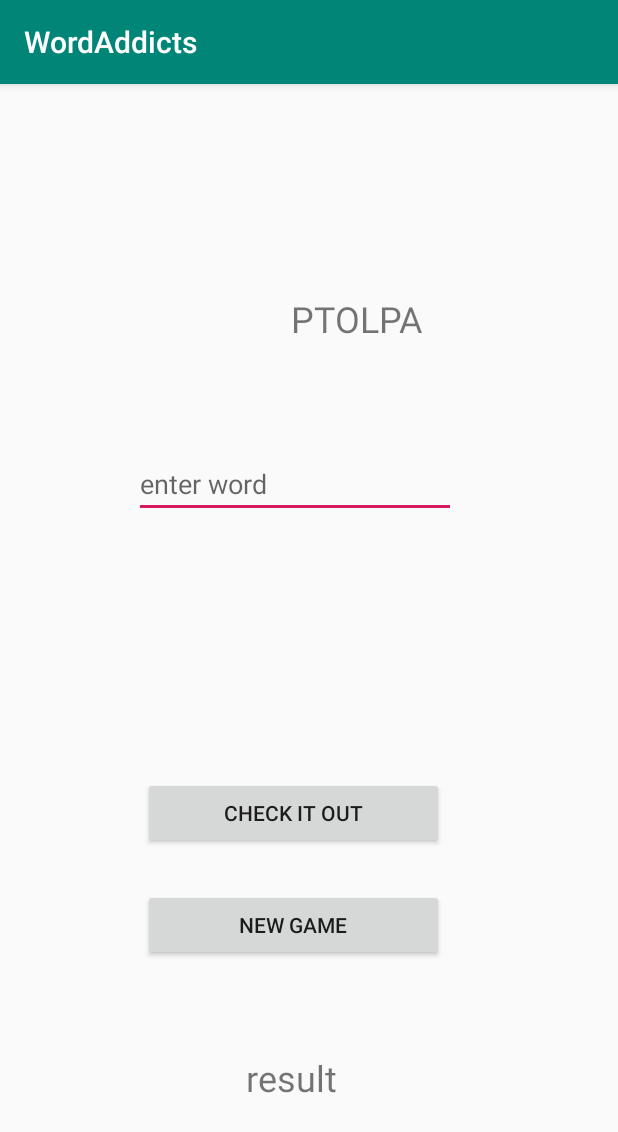
After one commit to TAMMYLE/WordAddicts, an Android app: the MainActivity screen opened directly, with no data from a screen before it, on a phone screen of 412 x 824 dp. The commit adds this screen. Shown: the top 1132 px of the screen. Run offline under Robolectric (Android 15) with nearby library versions, the light colour scheme and no system bars.

Commit message:
basic function to play game

```diff
--- a/app/src/main/AndroidManifest.xml
+++ b/app/src/main/AndroidManifest.xml
@@ -9,6 +9,7 @@
         android:roundIcon="@mipmap/ic_launcher_round"
         android:supportsRtl="true"
         android:theme="@style/AppTheme">
+        <activity android:name=".MainActivity"></activity>
         <activity android:name=".SplashActivity">
             <intent-filter>
                 <action android:name="android.intent.action.MAIN" />
@@ -16,7 +17,7 @@
                 <category android:name="android.intent.category.LAUNCHER" />
             </intent-filter>
         </activity>
-        <activity android:name=".MenuActivity"></activity>
+        <activity android:name=".MenuActivity" />
     </application>
 
 </manifest>
--- /dev/null
+++ b/app/src/main/java/com/example/wordaddicts/MainActivity.java
@@ -0,0 +1,135 @@
+package com.example.wordaddicts;
+
+import android.support.v7.app.AppCompatActivity;
+import android.os.Bundle;
+import android.view.View;
+import android.widget.Button;
+import android.widget.EditText;
+import android.widget.TextView;
+
+import java.util.Random;
+
+public class MainActivity extends AppCompatActivity {
+
+    public static final Random RANDOM = new Random();
+    public static final String[] WORDS = {"LAPTOP", "SUNDAY", "GAME", "MARVELLOUS", "WHITE", "UPDATE", "FLOWER", "HOTEL", "TEACHER", "STRUCTURE", "YOGURT", "WONDER", "HOPE",
+            "BEAUTIFUL", "UNUSUAL", "JUICE", "ORANGE", "STRAWBERRY", "CUP", "POP", "FLOP", "MOP", "UNIQUE"};
+
+
+    /**
+     randomWord:
+
+     function that choose a random word from an array of words above
+
+     Returns:
+     return the pseudorandom word
+
+     */
+    public static String randomWord(){
+        return WORDS[RANDOM.nextInt(WORDS.length)];
+    }
+
+    /**
+     shuffleWord:
+
+     function that shuffles the chosen word
+
+     Parameters:
+
+     word - a string storing a word
+
+     Returns:
+     if word is not empty and the length is not space => converting word to a new character array
+     then, shuffling the word
+
+     */
+
+    private String shuffleWord(String word) {
+        if (word != null && !"".equals(word)){
+            char a[] = word.toCharArray();
+
+            for (int i = 0; i < a.length; i++){
+                int j = RANDOM.nextInt(a.length);
+                char tmp = a[i];
+                a[i]= a[j];
+                a[j] = tmp;
+            }
+
+            return new String(a);
+        }
+
+        return word;
+    }
+    /**
+     compareWords (edited by Phong 8/4/2019)
+     function compare two given words
+
+     parameters
+     two words that need to be compared
+
+     returns a boolean value indicating if two given words are match
+     */
+    public Boolean compareWords(String word1, String word2){
+        word1 = word1.toLowerCase();
+        word2 = word2.toLowerCase();
+        char a[] = word1.toCharArray();
+        char b[] = word2.toCharArray();
+
+        boolean match = true;
+        if(a.length != b.length || a.length == 0 || b.length == 0)
+        {
+            match = false;
+            return match;
+        }
+
+        for (int i = 0; i < a.length; i++)
+        {
+            if(a[i] != b[i])
+                match = false;
+
+        }
+        return match;
+    }
+
+
+
+    EditText textInput;
+    Button checkButton;
+    TextView result;
+    TextView shuffedLetters;
+
+    String guessWord;
+    String givenWord;
+    String shuffedWord;
+
+    LettersStorage availableWords;
+
+    @Override
+    protected void onCreate(Bundle savedInstanceState) {
+        super.onCreate(savedInstanceState);
+        setContentView(R.layout.activity_main);
+
+        textInput = (EditText) findViewById(R.id.editText);
+        checkButton = (Button) findViewById(R.id.check);
+        result = (TextView) findViewById(R.id.result);
+        shuffedLetters = (TextView) findViewById(R.id.textView2);
+
+        givenWord = randomWord();
+        shuffedWord = shuffleWord(givenWord);
+        shuffedLetters.setText(shuffedWord);
+
+
+        checkButton.setOnClickListener(new View.OnClickListener() {
+            @Override
+            public void onClick(View view) {
+                guessWord = textInput.getText().toString();
+                if(compareWords(givenWord, guessWord))
+                {
+                    result.setText("you got it!!!");
+                }
+            }
+        });
+
+
+    }
+}
--- a/app/src/main/java/com/example/wordaddicts/SplashActivity.java
+++ b/app/src/main/java/com/example/wordaddicts/SplashActivity.java
@@ -16,7 +16,7 @@ public class SplashActivity extends AppCompatActivity {
             public void run() {
                 try {
                     sleep(3000);
-                    Intent intent = new Intent(getApplicationContext(), MenuActivity.class);
+                    Intent intent = new Intent(getApplicationContext(), MainActivity.class);
                     startActivity(intent);
                     finish();
                 } catch (InterruptedException e) {
--- a/app/src/main/res/layout/activity_main.xml
+++ b/app/src/main/res/layout/activity_main.xml
@@ -7,40 +7,41 @@
     android:layout_height="match_parent"
     tools:context=".MainActivity">
 
-    <TextView
-        android:id="@+id/textView2"
-        android:layout_width="wrap_content"
-        android:layout_height="wrap_content"
-        android:layout_alignParentLeft="true"
-        android:layout_alignParentTop="true"
-        android:layout_alignParentEnd="true"
-        android:layout_alignParentRight="true"
-        android:layout_alignParentBottom="true"
-        android:layout_marginLeft="99dp"
-        android:layout_marginTop="174dp"
-        android:layout_marginEnd="121dp"
-        android:layout_marginRight="121dp"
-        android:layout_marginBottom="525dp"
-        android:text="MAKE THE WORD"
-        android:textSize="24sp" />
+    <!--<TextView-->
+        <!--android:id="@+id/textView2"-->
+        <!--android:layout_width="wrap_content"-->
+        <!--android:layout_height="wrap_content"-->
+        <!--android:layout_alignParentLeft="true"-->
+        <!--android:layout_alignParentTop="true"-->
+        <!--android:layout_alignParentEnd="true"-->
+        <!--android:layout_alignParentRight="true"-->
+        <!--android:layout_alignParentBottom="true"-->
+        <!--android:layout_marginLeft="99dp"-->
+        <!--android:layout_marginTop="174dp"-->
+        <!--android:layout_marginEnd="121dp"-->
+        <!--android:layout_marginRight="121dp"-->
+        <!--android:layout_marginBottom="525dp"-->
+        <!--android:text="MAKE THE WORD"-->
+        <!--android:textSize="24sp" />-->
 
-    <EditText
-        android:id="@+id/editText"
-        android:layout_width="200dp"
-        android:layout_height="wrap_content"
-        android:layout_alignParentLeft="true"
-        android:layout_alignParentTop="true"
-        android:layout_alignParentEnd="true"
-        android:layout_alignParentRight="true"
-        android:layout_alignParentBottom="true"
-        android:layout_marginLeft="93dp"
-        android:layout_marginTop="263dp"
-        android:layout_marginEnd="118dp"
-        android:layout_marginRight="118dp"
-        android:layout_marginBottom="436dp"
-        android:textSize="24sp" />
+    <!--<EditText-->
+        <!--android:id="@+id/editText"-->
+        <!--android:layout_width="200dp"-->
+        <!--android:layout_height="wrap_content"-->
+        <!--android:layout_alignParentLeft="true"-->
+        <!--android:layout_alignParentTop="true"-->
+        <!--android:layout_alignParentEnd="true"-->
+        <!--android:layout_alignParentRight="true"-->
+        <!--android:layout_alignParentBottom="true"-->
+        <!--android:layout_marginLeft="93dp"-->
+        <!--android:layout_marginTop="263dp"-->
+        <!--android:layout_marginEnd="118dp"-->
+        <!--android:layout_marginRight="118dp"-->
+        <!--android:layout_marginBottom="436dp"-->
+        <!--android:textSize="24sp" />-->
 
     <Button
+        android:id='@+id/check'
         android:layout_width="200dp"
         android:layout_height="wrap_content"
         android:layout_alignParentStart="true"
@@ -71,4 +72,55 @@
         android:layout_marginBottom="183dp"
         android:text="New Game" />
 
+    <TextView
+        android:id="@+id/result"
+        android:layout_width="wrap_content"
+        android:layout_height="wrap_content"
+
+
+        android:layout_alignParentStart="true"
+        android:layout_alignParentLeft="true"
+        android:layout_alignParentEnd="true"
+        android:layout_alignParentRight="true"
+        android:layout_alignParentBottom="true"
+        android:layout_marginStart="164dp"
+        android:layout_marginLeft="164dp"
+        android:layout_marginTop="32dp"
+        android:layout_marginEnd="180dp"
+        android:layout_marginRight="180dp"
+        android:layout_marginBottom="89dp"
+        android:text="result"
+        android:textSize="24sp" />
+
+    <TextView
+        android:id="@+id/textView2"
+        android:layout_width="wrap_content"
+        android:layout_height="wrap_content"
+        android:layout_alignParentTop="true"
+        android:layout_alignParentEnd="true"
+        android:layout_alignParentRight="true"
+        android:layout_marginTop="140dp"
+        android:layout_marginEnd="130dp"
+        android:layout_marginRight="130dp"
+        android:text="Shuffed Letters"
+        android:textSize="24sp" />
+
+    <EditText
+        android:id="@+id/editText"
+        android:layout_width="wrap_content"
+        android:layout_height="wrap_content"
+        android:layout_below="@+id/textView2"
+        android:layout_alignParentStart="true"
+        android:layout_alignParentLeft="true"
+        android:layout_alignParentEnd="true"
+        android:layout_alignParentRight="true"
+        android:layout_marginStart="89dp"
+        android:layout_marginLeft="89dp"
+        android:layout_marginTop="71dp"
+        android:layout_marginEnd="108dp"
+        android:layout_marginRight="108dp"
+        android:ems="10"
+        android:hint="enter word"
+        android:inputType="textPersonName" />
+
 </RelativeLayout>
```
